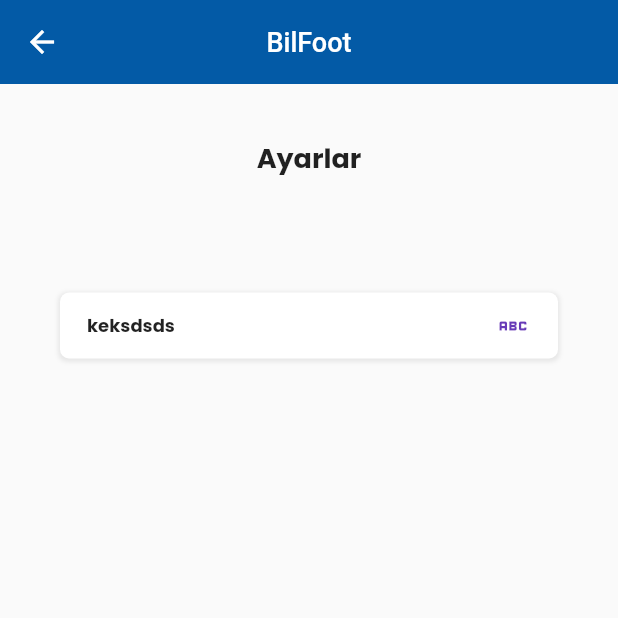
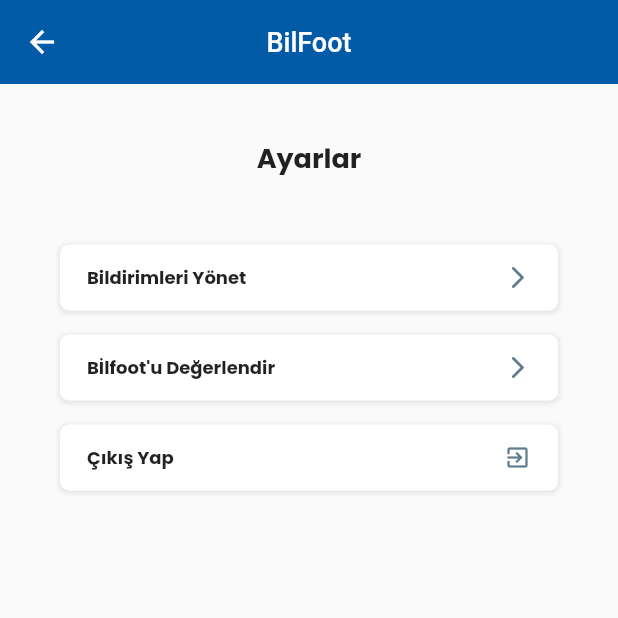
Before and after one commit to merakserhat/BilFoot2-combined, a Flutter app: the SettingsPage screen opened directly, on a phone screen of 412 x 824 dp, the top half of it. Run offline on Flutter 3.47's test engine with Material 2 defaults, Android fonts, the phone set to English and light mode, and no system bars; our stand-ins replace auto_size_text, bloc, carousel_slider, equatable, firebase_auth, firebase_core and 7 more; missing offline and left inert: dart:ffi; accounts and stored records are empty; network calls fail.

Commit message:
feat(Fe): designed settings page

```diff
--- a/BilFoot_flutter/bilfoot/lib/views/screens/settings_page/settings_page.dart
+++ b/BilFoot_flutter/bilfoot/lib/views/screens/settings_page/settings_page.dart
@@ -20,6 +20,7 @@ class _SettingsPageState extends State<SettingsPage> {
       body: SizedBox(
         child: Column(
           crossAxisAlignment: CrossAxisAlignment.center,
+          mainAxisAlignment: MainAxisAlignment.start,
           children: [
             Padding(
               padding: const EdgeInsets.all(36.0),
@@ -29,17 +30,29 @@ class _SettingsPageState extends State<SettingsPage> {
                       .headline1!
                       .copyWith(fontWeight: FontWeight.bold)),
             ),
-            const SettingsOptionItem(
-              label: "keksdsds",
-              icon: Icons.abc,
+
+            // ignore: prefer_const_constructors
+            SettingsOptionItem(
+              label: "Bildirimleri Yönet",
+              icon: Icons.arrow_forward_ios_rounded,
+              //TODO:
+              onClick: () {},
+            ),
+            SettingsOptionItem(
+              label: "Bİlfoot'u Değerlendir",
+              icon: Icons.arrow_forward_ios_rounded,
+              //TODO:
+              onClick: () {},
+            ),
+            SettingsOptionItem(
+              label: "Çıkış Yap",
+              icon: Icons.exit_to_app,
+              //TODO:
+              onClick: () {},
             )
           ],
         ),
       ),
     );
   }
-
-  void lol() {
-    print("kek");
-  }
 }
--- a/BilFoot_flutter/bilfoot/lib/views/screens/settings_page/widgets/setting_option_item.dart
+++ b/BilFoot_flutter/bilfoot/lib/views/screens/settings_page/widgets/setting_option_item.dart
@@ -5,23 +5,22 @@ import 'package:flutter/src/widgets/framework.dart';
 import '../../../../config/constants/program_constants.dart';
 
 class SettingsOptionItem extends StatelessWidget {
-  const SettingsOptionItem({
-    Key? key,
+  const SettingsOptionItem(
+      {Key? key,
       required this.label,
       required this.icon,
-    /*required this.onClick*/
-  }) : super(key: key);
+      required this.onClick})
+      : super(key: key);
   final String label;
   final IconData icon;
-  //final VoidCallback onClick;
+  final VoidCallback onClick;
 
   @override
   Widget build(BuildContext context) {
-    return Container(
+    return Material(
+      child: Container(
         height: 44,
-
-      //width: double.infinity,
-      margin: const EdgeInsets.all(40),
+        margin: const EdgeInsets.symmetric(horizontal: 40, vertical: 8),
         padding: const EdgeInsets.symmetric(horizontal: 18),
         decoration: BoxDecoration(
           borderRadius: BorderRadius.circular(6),
@@ -29,6 +28,8 @@ class SettingsOptionItem extends StatelessWidget {
               ProgramConstants.getDefaultBoxShadow(context, smallShadow: true),
           color: Colors.white,
         ),
+        child: InkWell(
+          onTap: onClick,
           child: Row(
             mainAxisAlignment: MainAxisAlignment.spaceBetween,
             children: [
@@ -41,9 +42,12 @@ class SettingsOptionItem extends StatelessWidget {
               ),
               Icon(
                 icon,
-            color: Colors.deepPurple,
+                size: 18,
+                color: Colors.blueGrey,
               )
             ],
+          ),
+        ),
       ),
     );
   }
```
Also changed, not shown: BilFoot_flutter/bilfoot/lib/views/screens/match_page/widgets/match_info.dart (+20 -8 lines), BilFoot_flutter/bilfoot/lib/views/screens/match_page/widgets/match_list_item.dart (+20 -11 lines). Lines whose indentation alone changed are shown as unchanged.
